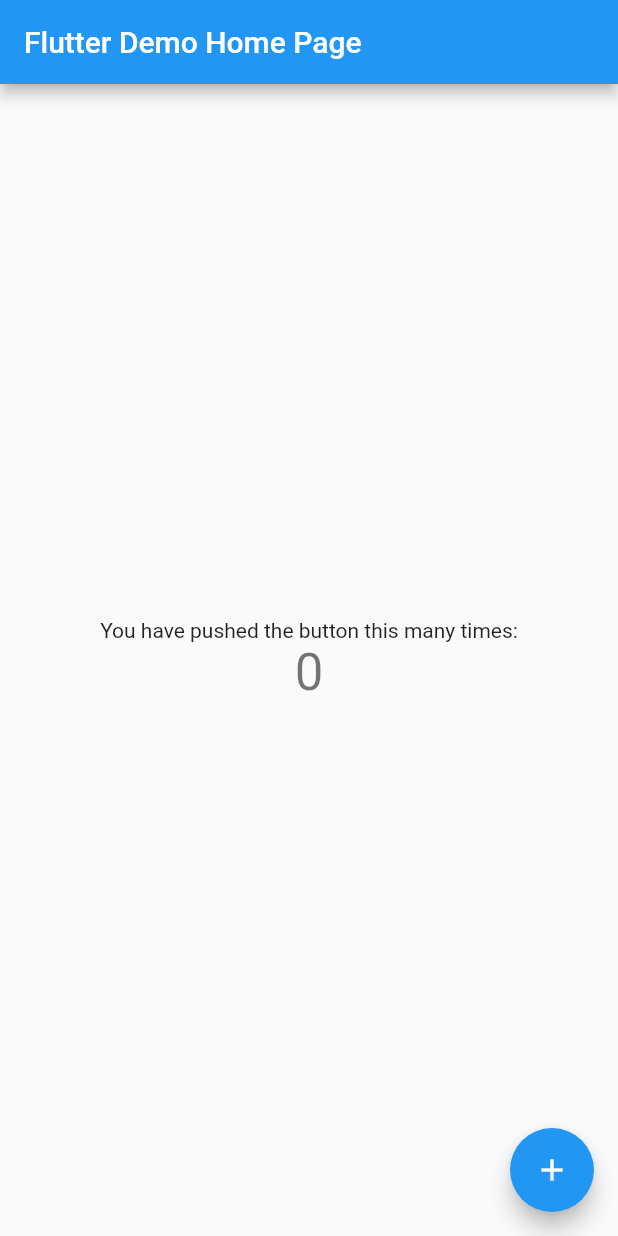
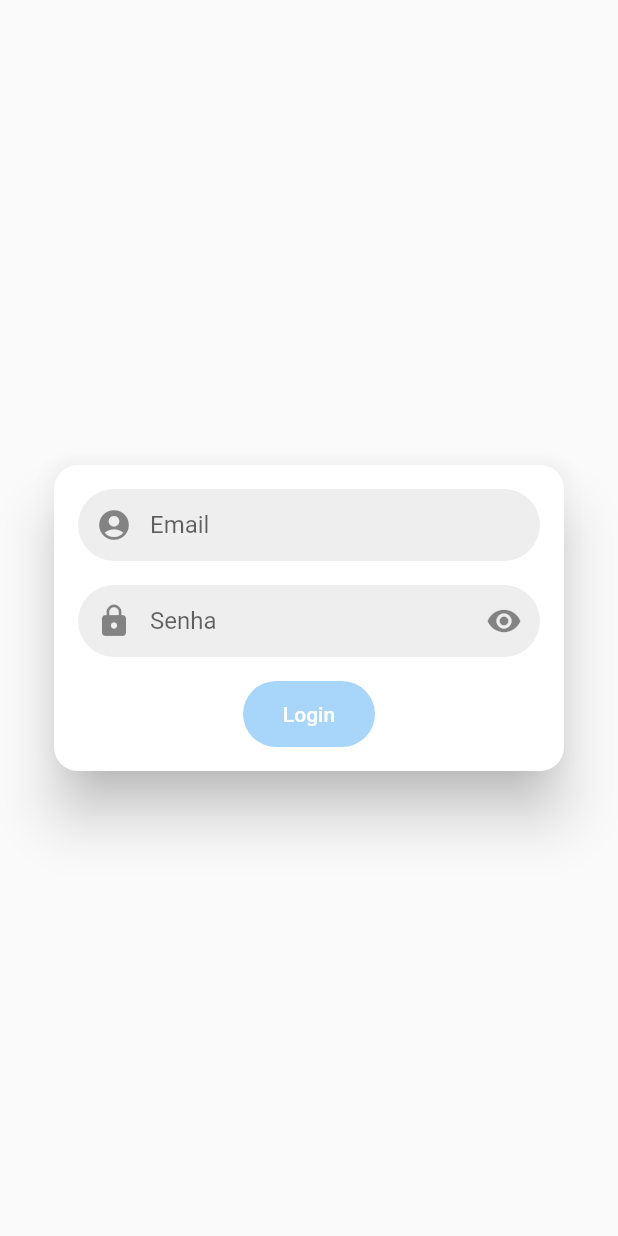
Before and after one commit to ritamonteiro1/to-do-app, a Flutter app: the screen it shows after launch, on a phone screen of 412 x 824 dp. Run offline on Flutter 3.47's test engine with Material 2 defaults, Android fonts, the phone set to English and light mode, and no system bars; our stand-ins replace flutter_mobx, mobx; generated files the repository leaves out were written again.

Commit message:
create CustomTextField widget

```diff
--- a/lib/main.dart
+++ b/lib/main.dart
@@ -1,113 +1,20 @@
 import 'package:flutter/material.dart';
+
+import 'screen/login_screen.dart';
 
 void main() {
   runApp(MyApp());
 }
 
 class MyApp extends StatelessWidget {
-  // This widget is the root of your application.
   @override
   Widget build(BuildContext context) {
     return MaterialApp(
-      title: 'Flutter Demo',
+      debugShowCheckedModeBanner: false,
       theme: ThemeData(
-        // This is the theme of your application.
-        //
-        // Try running your application with "flutter run". You'll see the
-        // application has a blue toolbar. Then, without quitting the app, try
-        // changing the primarySwatch below to Colors.green and then invoke
-        // "hot reload" (press "r" in the console where you ran "flutter run",
-        // or simply save your changes to "hot reload" in a Flutter IDE).
-        // Notice that the counter didn't reset back to zero; the application
-        // is not restarted.
         primarySwatch: Colors.blue,
       ),
-      home: MyHomePage(title: 'Flutter Demo Home Page'),
+      home: LoginScreen(),
     );
   }
 }
-
-class MyHomePage extends StatefulWidget {
-  MyHomePage({Key? key, required this.title}) : super(key: key);
-
-  // This widget is the home page of your application. It is stateful, meaning
-  // that it has a State object (defined below) that contains fields that affect
-  // how it looks.
-
-  // This class is the configuration for the state. It holds the values (in this
-  // case the title) provided by the parent (in this case the App widget) and
-  // used by the build method of the State. Fields in a Widget subclass are
-  // always marked "final".
-
-  final String title;
-
-  @override
-  _MyHomePageState createState() => _MyHomePageState();
-}
-
-class _MyHomePageState extends State<MyHomePage> {
-  int _counter = 0;
-
-  void _incrementCounter() {
-    setState(() {
-      // This call to setState tells the Flutter framework that something has
-      // changed in this State, which causes it to rerun the build method below
-      // so that the display can reflect the updated values. If we changed
-      // _counter without calling setState(), then the build method would not be
-      // called again, and so nothing would appear to happen.
-      _counter++;
-    });
-  }
-
-  @override
-  Widget build(BuildContext context) {
-    // This method is rerun every time setState is called, for instance as done
-    // by the _incrementCounter method above.
-    //
-    // The Flutter framework has been optimized to make rerunning build methods
-    // fast, so that you can just rebuild anything that needs updating rather
-    // than having to individually change instances of widgets.
-    return Scaffold(
-      appBar: AppBar(
-        // Here we take the value from the MyHomePage object that was created by
-        // the App.build method, and use it to set our appbar title.
-        title: Text(widget.title),
-      ),
-      body: Center(
-        // Center is a layout widget. It takes a single child and positions it
-        // in the middle of the parent.
-        child: Column(
-          // Column is also a layout widget. It takes a list of children and
-          // arranges them vertically. By default, it sizes itself to fit its
-          // children horizontally, and tries to be as tall as its parent.
-          //
-          // Invoke "debug painting" (press "p" in the console, choose the
-          // "Toggle Debug Paint" action from the Flutter Inspector in Android
-          // Studio, or the "Toggle Debug Paint" command in Visual Studio Code)
-          // to see the wireframe for each widget.
-          //
-          // Column has various properties to control how it sizes itself and
-          // how it positions its children. Here we use mainAxisAlignment to
-          // center the children vertically; the main axis here is the vertical
-          // axis because Columns are vertical (the cross axis would be
-          // horizontal).
-          mainAxisAlignment: MainAxisAlignment.center,
-          children: <Widget>[
-            Text(
-              'You have pushed the button this many times:',
-            ),
-            Text(
-              '$_counter',
-              style: Theme.of(context).textTheme.headline4,
-            ),
-          ],
-        ),
-      ),
-      floatingActionButton: FloatingActionButton(
-        onPressed: _incrementCounter,
-        tooltip: 'Increment',
-        child: Icon(Icons.add),
-      ), // This trailing comma makes auto-formatting nicer for build methods.
-    );
-  }
-}
--- /dev/null
+++ b/lib/screen/login_screen.dart
@@ -0,0 +1,95 @@
+import 'package:flutter/material.dart';
+import 'package:flutter_mobx/flutter_mobx.dart';
+import 'package:to_do_app/store/login_store.dart';
+import 'package:to_do_app/widget/custom_text_field.dart';
+import 'package:to_do_app/screen/list_screen.dart';
+
+class LoginScreen extends StatefulWidget {
+  const LoginScreen({Key? key}) : super(key: key);
+
+  @override
+  _LoginScreenState createState() => _LoginScreenState();
+}
+
+class _LoginScreenState extends State<LoginScreen> {
+  LoginStore loginStore = LoginStore();
+
+  @override
+  Widget build(BuildContext context) {
+    return SafeArea(
+      child: Scaffold(
+        body: Container(
+          alignment: Alignment.center,
+          margin: const EdgeInsets.all(32),
+          child: Card(
+            shape:
+                RoundedRectangleBorder(borderRadius: BorderRadius.circular(16)),
+            elevation: 16,
+            child: Padding(
+              padding: const EdgeInsets.all(16),
+              child: Column(
+                mainAxisSize: MainAxisSize.min,
+                children: [
+                  CustomTextField(
+                      controller: null,
+                      hint: 'Email',
+                      prefix: Icon(Icons.account_circle),
+                      suffix: null,
+                      obscure: false,
+                      textInputType: TextInputType.emailAddress,
+                      onChanged: loginStore.setEmail,
+                      enable: null),
+                  const SizedBox(
+                    height: 16,
+                  ),
+                  Observer(
+                    builder: (_) {
+                      return CustomTextField(
+                          controller: null,
+                          hint: 'Senha',
+                          prefix: Icon(Icons.lock),
+                          suffix: IconButton(
+                            icon: loginStore.passwordVisible
+                                ? Icon(Icons.visibility_off)
+                                : Icon(Icons.visibility),
+                            onPressed: loginStore.togglePasswordVisibility,
+                          ),
+                          obscure: !loginStore.passwordVisible,
+                          textInputType: TextInputType.visiblePassword,
+                          onChanged: loginStore.setPassword,
+                          enable: null);
+                    },
+                  ),
+                  const SizedBox(
+                    height: 16,
+                  ),
+                  Observer(builder: (_) {
+                    return SizedBox(
+                      height: 44,
+                      child: RaisedButton(
+                        shape: RoundedRectangleBorder(
+                            borderRadius: BorderRadius.circular(32)),
+                        child: Text('Login'),
+                        color: Theme.of(context).primaryColor,
+                        disabledColor:
+                            Theme.of(context).primaryColor.withAlpha(100),
+                        textColor: Colors.white,
+                        onPressed: loginStore.isFormValid
+                            ? () {
+                                Navigator.of(context).pushReplacement(
+                                    MaterialPageRoute(
+                                        builder: (context) => ListScreen()));
+                              }
+                            : null,
+                      ),
+                    );
+                  }),
+                ],
+              ),
+            ),
+          ),
+        ),
+      ),
+    );
+  }
+}
--- /dev/null
+++ b/lib/widget/custom_text_field.dart
@@ -0,0 +1,47 @@
+import 'package:flutter/material.dart';
+
+class CustomTextField extends StatelessWidget {
+  const CustomTextField({
+    required this.controller,
+    required this.hint,
+    required this.prefix,
+    required this.suffix,
+    required this.obscure,
+    required this.textInputType,
+    required this.onChanged,
+    required this.enable,
+    Key? key,
+  }) : super(key: key);
+  final TextEditingController? controller;
+  final String hint;
+  final Widget? prefix;
+  final Widget? suffix;
+  final bool obscure;
+  final TextInputType textInputType;
+  final Function(String) onChanged;
+  final bool? enable;
+
+  @override
+  Widget build(BuildContext context) {
+    return Container(
+      decoration: BoxDecoration(
+          shape: BoxShape.rectangle,
+          color: Colors.grey[200],
+          borderRadius: BorderRadius.circular(32)),
+      padding: prefix != null ? null : const EdgeInsets.only(left: 16),
+      child: TextField(
+        controller: controller,
+        obscureText: obscure,
+        keyboardType: textInputType,
+        onChanged: onChanged,
+        enabled: enable,
+        decoration: InputDecoration(
+            hintText: hint,
+            border: InputBorder.none,
+            prefixIcon: prefix,
+            suffixIcon: suffix),
+        textAlignVertical: TextAlignVertical.center,
+      ),
+    );
+  }
+}
--- a/pubspec.yaml
+++ b/pubspec.yaml
@@ -28,10 +28,14 @@ dependencies:
   # The following adds the Cupertino Icons font to your application.
   # Use with the CupertinoIcons class for iOS style icons.
   cupertino_icons: ^1.0.2
+  mobx:
+  flutter_mobx:
 
 dev_dependencies:
   flutter_test:
     sdk: flutter
+  mobx_codegen:
+  build_runner:
 
 # For information on the generic Dart part of this file, see the
 # following page: https://dart.dev/tools/pub/pubspec
```
Also changed, not shown: lib/screen/list_screen.dart (added, +90 -0 lines), lib/store/login_store.dart (added, +54 -0 lines), lib/store/login_store.g.dart (added), pubspec.lock.
